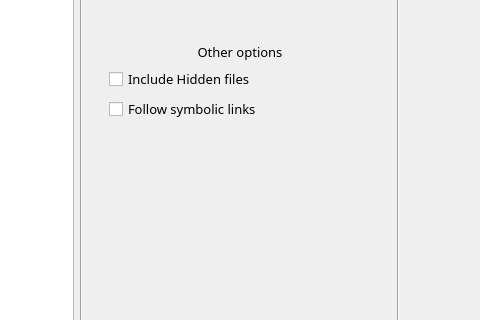
Above: mainwindow.ui from StephaneCouturier/Katalog before the change; both pictures show x 482 to 962 and y 265 to 585 of the 1199 by 720 pixel window. Below: the same form after it.
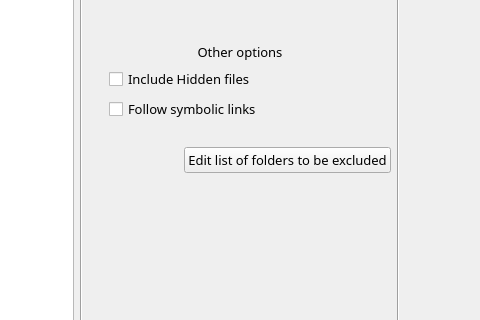
That is the form after the change. The open tabs and pages were chosen to show the change. Icons and pictures are not drawn. Custom widgets are drawn as their Qt base class.

```diff
--- a/mainwindow.ui
+++ b/mainwindow.ui
@@ -3083,6 +3083,34 @@
             </item>
            </layout>
           </item>
+          <item>
+           <layout class="QHBoxLayout" name="horizontalLayout_5">
+            <item>
+             <spacer name="horizontalSpacer_6">
+              <property name="orientation">
+               <enum>Qt::Horizontal</enum>
+              </property>
+              <property name="sizeHint" stdset="0">
+               <size>
+                <width>40</width>
+                <height>20</height>
+               </size>
+              </property>
+             </spacer>
+            </item>
+            <item>
+             <widget class="QPushButton" name="Create_pushButton_EditExcludeList">
+              <property name="text">
+               <string>Edit list of folders to be excluded</string>
+              </property>
+              <property name="icon">
+               <iconset theme="document-edit-sign">
+                <normaloff>.</normaloff>.</iconset>
+              </property>
+             </widget>
+            </item>
+           </layout>
+          </item>
           <item>
            <spacer name="Create_verticalSpacer_01">
             <property name="orientation">
```
Left out of the diff: 100 changed lines with no effect on the pictures.
